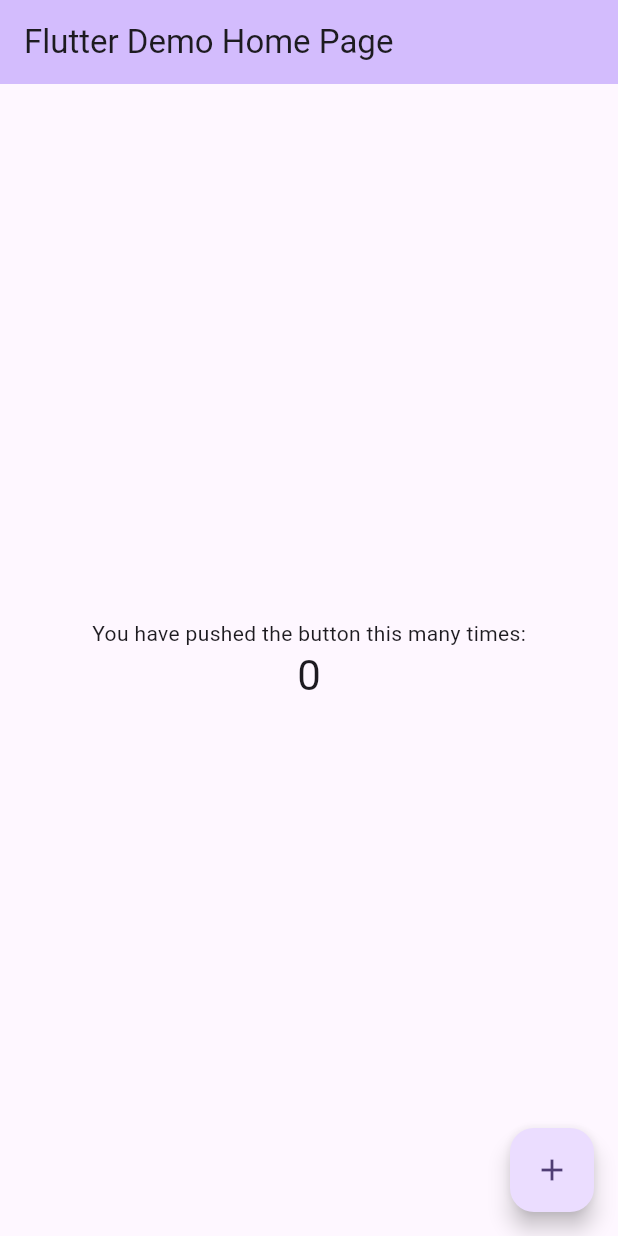
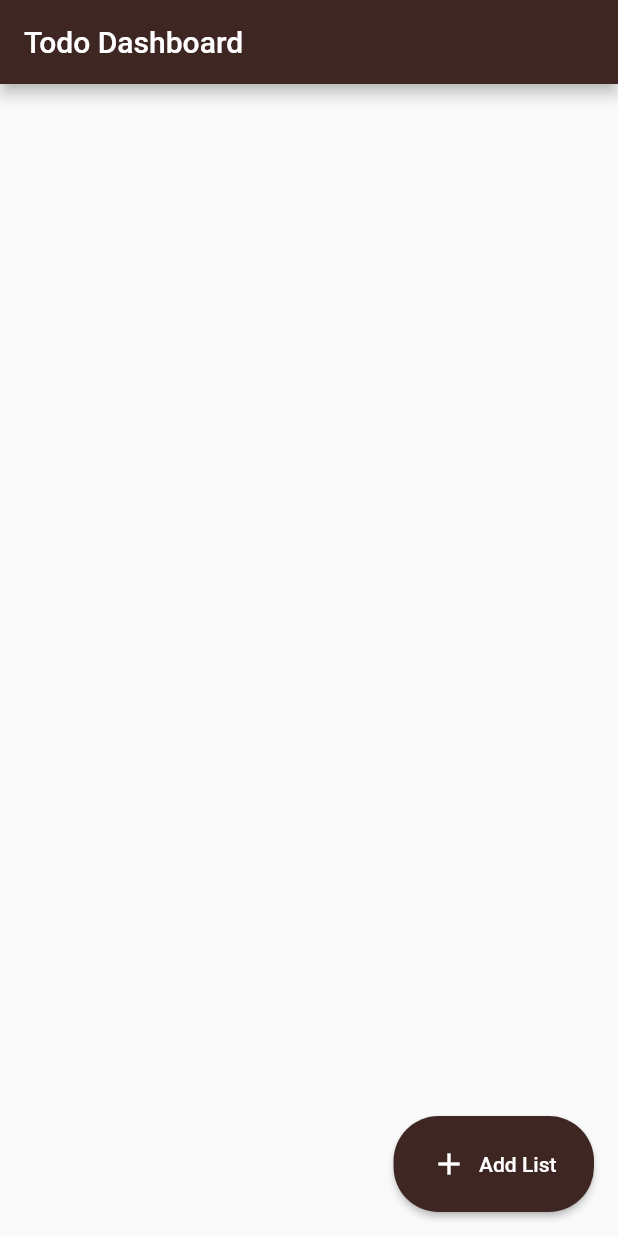
Before and after one commit to sa-rss21/CS3301_planner_app, a Flutter app: the screen it shows after launch, on a phone screen of 412 x 824 dp. Run offline on Flutter 3.47's test engine with Material 2 defaults, Android fonts, the phone set to English and light mode, and no system bars; our stand-ins replace shared_preferences.

Commit message:
Added to do lists

```diff
--- a/lib/main.dart
+++ b/lib/main.dart
@@ -1,125 +1,27 @@
 import 'package:flutter/material.dart';
+import './todo_dashboard.dart';
 
 void main() {
-  runApp(const MyApp());
+  runApp(MyApp());
 }
 
 class MyApp extends StatelessWidget {
-  const MyApp({super.key});
-
-  // This widget is the root of your application.
   @override
   Widget build(BuildContext context) {
     return MaterialApp(
-      title: 'Flutter Demo',
-      theme: ThemeData(
-        // This is the theme of your application.
-        //
-        // TRY THIS: Try running your application with "flutter run". You'll see
-        // the application has a blue toolbar. Then, without quitting the app,
-        // try changing the seedColor in the colorScheme below to Colors.green
-        // and then invoke "hot reload" (save your changes or press the "hot
-        // reload" button in a Flutter-supported IDE, or press "r" if you used
-        // the command line to start the app).
-        //
-        // Notice that the counter didn't reset back to zero; the application
-        // state is not lost during the reload. To reset the state, use hot
-        // restart instead.
-        //
-        // This works for code too, not just values: Most code changes can be
-        // tested with just a hot reload.
-        colorScheme: ColorScheme.fromSeed(seedColor: Colors.deepPurple),
-        useMaterial3: true,
-      ),
-      home: const MyHomePage(title: 'Flutter Demo Home Page'),
+      theme: AppTheme.mainTheme,
+      home: TodoDashboard(),
+      debugShowCheckedModeBanner: false,
     );
   }
 }
 
-class MyHomePage extends StatefulWidget {
-  const MyHomePage({super.key, required this.title});
+class AppTheme {
+  static ThemeData mainTheme = ThemeData(
+    primaryColor: Colors.brown[900], // Change the primary color
+    cardColor: Colors.brown[100],
+    // Define other attributes like text themes, fonts, etc.
+  );
 
-  // This widget is the home page of your application. It is stateful, meaning
-  // that it has a State object (defined below) that contains fields that affect
-  // how it looks.
-
-  // This class is the configuration for the state. It holds the values (in this
-  // case the title) provided by the parent (in this case the App widget) and
-  // used by the build method of the State. Fields in a Widget subclass are
-  // always marked "final".
-
-  final String title;
-
-  @override
-  State<MyHomePage> createState() => _MyHomePageState();
+// You can define more themes if needed (e.g., dark theme).
 }
-
-class _MyHomePageState extends State<MyHomePage> {
-  int _counter = 0;
-
-  void _incrementCounter() {
-    setState(() {
-      // This call to setState tells the Flutter framework that something has
-      // changed in this State, which causes it to rerun the build method below
-      // so that the display can reflect the updated values. If we changed
-      // _counter without calling setState(), then the build method would not be
-      // called again, and so nothing would appear to happen.
-      _counter++;
-    });
-  }
-
-  @override
-  Widget build(BuildContext context) {
-    // This method is rerun every time setState is called, for instance as done
-    // by the _incrementCounter method above.
-    //
-    // The Flutter framework has been optimized to make rerunning build methods
-    // fast, so that you can just rebuild anything that needs updating rather
-    // than having to individually change instances of widgets.
-    return Scaffold(
-      appBar: AppBar(
-        // TRY THIS: Try changing the color here to a specific color (to
-        // Colors.amber, perhaps?) and trigger a hot reload to see the AppBar
-        // change color while the other colors stay the same.
-        backgroundColor: Theme.of(context).colorScheme.inversePrimary,
-        // Here we take the value from the MyHomePage object that was created by
-        // the App.build method, and use it to set our appbar title.
-        title: Text(widget.title),
-      ),
-      body: Center(
-        // Center is a layout widget. It takes a single child and positions it
-        // in the middle of the parent.
-        child: Column(
-          // Column is also a layout widget. It takes a list of children and
-          // arranges them vertically. By default, it sizes itself to fit its
-          // children horizontally, and tries to be as tall as its parent.
-          //
-          // Column has various properties to control how it sizes itself and
-          // how it positions its children. Here we use mainAxisAlignment to
-          // center the children vertically; the main axis here is the vertical
-          // axis because Columns are vertical (the cross axis would be
-          // horizontal).
-          //
-          // TRY THIS: Invoke "debug painting" (choose the "Toggle Debug Paint"
-          // action in the IDE, or press "p" in the console), to see the
-          // wireframe for each widget.
-          mainAxisAlignment: MainAxisAlignment.center,
-          children: <Widget>[
-            const Text(
-              'You have pushed the button this many times:',
-            ),
-            Text(
-              '$_counter',
-              style: Theme.of(context).textTheme.headlineMedium,
-            ),
-          ],
-        ),
-      ),
-      floatingActionButton: FloatingActionButton(
-        onPressed: _incrementCounter,
-        tooltip: 'Increment',
-        child: const Icon(Icons.add),
-      ), // This trailing comma makes auto-formatting nicer for build methods.
-    );
-  }
-}
--- /dev/null
+++ b/lib/todo_dashboard.dart
@@ -0,0 +1,75 @@
+import './todo_list.dart';
+import './new_todo_list_dialog.dart';
+import 'package:flutter/material.dart';
+
+class TodoDashboard extends StatefulWidget {
+  @override
+  _TodoDashboardState createState() => _TodoDashboardState();
+}
+
+class _TodoDashboardState extends State<TodoDashboard> {
+  List<String> todoLists = [];
+
+  @override
+  Widget build(BuildContext context) {
+    int crossAxisCount = (MediaQuery.of(context).size.width / 200).floor();
+
+    return Scaffold(
+      appBar: AppBar(
+        backgroundColor: Theme.of(context).primaryColor,
+        title: Text('Todo Dashboard'),
+      ),
+      body: GridView.builder(
+        gridDelegate: SliverGridDelegateWithFixedCrossAxisCount(
+          crossAxisCount: crossAxisCount,
+        ),
+        itemCount: todoLists.length,
+        itemBuilder: (context, index) {
+          final todoList = todoLists[index];
+          return GestureDetector(
+            onTap: () {
+              Navigator.push(
+                context,
+                MaterialPageRoute(
+                  builder: (context) => TodoListDetail(todoList: todoList),
+                ),
+              );
+            },
+            child: Card(
+              margin: EdgeInsets.all(10),
+              child: Center(
+                child: Text(todoList),
+              ),
+              color: Theme.of(context).cardColor,
+            ),
+          );
+        },
+      ),
+      floatingActionButtonLocation: FloatingActionButtonLocation.endFloat,
+      floatingActionButton: ElevatedButton.icon(
+        style: ElevatedButton.styleFrom(
+          padding: EdgeInsets.symmetric(vertical: 20, horizontal: 25),
+          shape: RoundedRectangleBorder(
+            borderRadius: BorderRadius.circular(30),
+          ),
+          backgroundColor: Theme.of(context).primaryColor
+
+        ),
+
+        onPressed: () async {
+          final newTodoList = await showDialog(
+            context: context,
+            builder: (context) => NewTodoListDialog(),
+          );
+          if (newTodoList != null) {
+            setState(() {
+              todoLists.add(newTodoList);
+            });
+          }
+        },
+        icon: Icon(Icons.add),
+        label: Text('Add List'),
+      ),
+    );
+  }
+}
--- a/pubspec.yaml
+++ b/pubspec.yaml
@@ -31,7 +31,7 @@ dependencies:
   flutter:
     sdk: flutter
 
-
+  shared_preferences: ^2.0.8
   # The following adds the Cupertino Icons font to your application.
   # Use with the CupertinoIcons class for iOS style icons.
   cupertino_icons: ^1.0.2
```
Also changed, not shown: lib/new_todo_item_dialog.dart (added, +39 -0 lines), lib/new_todo_list_dialog.dart (added, +31 -0 lines), lib/todo_item.dart (added, +23 -0 lines), lib/todo_list.dart (added, +115 -0 lines), pubspec.lock, 1 other file.
